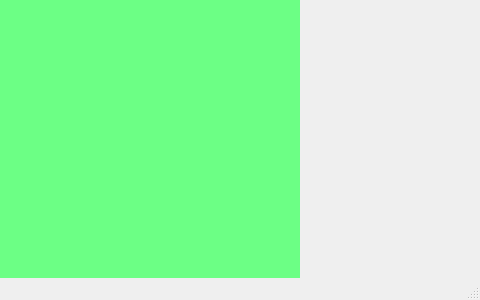
Above: AttendanceServer/attendancewin.ui from qiuliw/FaceAttendance before the change. Below: the same form after it.
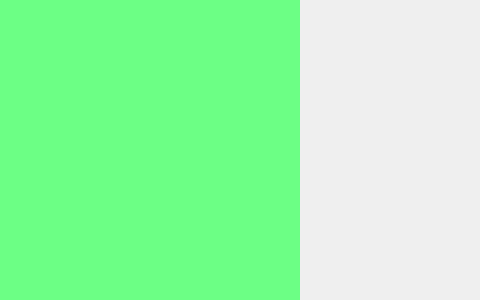
That is the form after the change.

What changed in the file:
```diff
--- a/AttendanceServer/attendancewin.ui
+++ b/AttendanceServer/attendancewin.ui
@@ -31,7 +31,6 @@
     </property>
    </widget>
   </widget>
-  <widget class="QStatusBar" name="statusbar"/>
  </widget>
  <resources/>
  <connections/>
```
